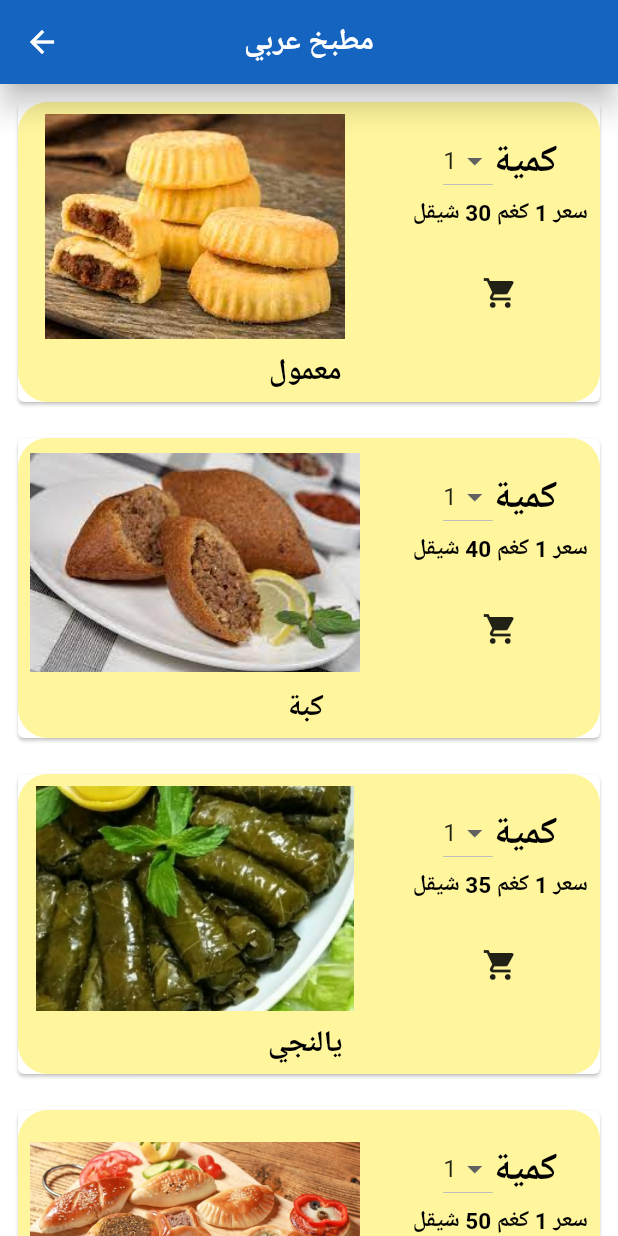
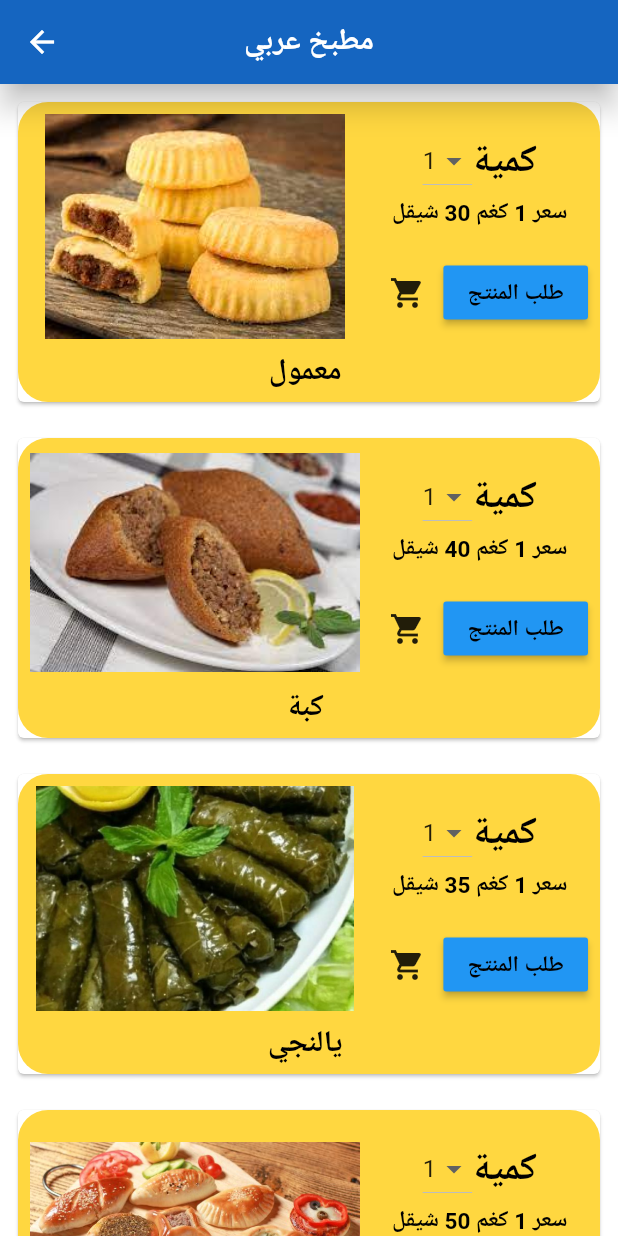
Before and after one commit to mohammadfaidi/DSCTASK5-Task6, a Flutter app: the food screen opened directly, on a phone screen of 412 x 824 dp. Run offline on Flutter 3.47's test engine with Material 2 defaults, Android fonts, the phone set to English and light mode, and no system bars.

Commit message:
Update food.dart

```diff
--- a/lib/pages/food.dart
+++ b/lib/pages/food.dart
@@ -31,7 +31,7 @@ class _MyHomePageState extends State<food> {
  //var w = Colors.black;
  var r = Colors.redAccent;
  var b1 = Colors.blue;
- var g = Colors.yellow[200];
+ //var g = Colors.amberAccent;
 
   @override
   Widget build(BuildContext context) {
@@ -73,7 +73,7 @@ width: MediaQuery.of(context).size.width,
 height: 200,
 decoration: BoxDecoration(
     borderRadius: BorderRadius.circular(20),
-    color: g,
+    color: Colors.amberAccent,
 
 ),
 child: Column(
@@ -131,7 +131,9 @@ value: selectedNu,
               ),
             Text("$price",style: TextStyle(fontSize: 15,fontWeight:FontWeight.bold,color:Colors.black),),
             SizedBox(height:20),
-         IconButton(icon: Icon(Icons.shopping_cart), onPressed: (){
+            Row(
+              children:[
+  IconButton(icon: Icon(Icons.shopping_cart), onPressed: (){
 
     Navigator.push(context,MaterialPageRoute(builder: (context)=>Data()
 
@@ -143,6 +145,20 @@ value: selectedNu,
 
 
          ),
+RaisedButton(onPressed: (){
+ Navigator.push(context,MaterialPageRoute(builder: (context)=>Data()
+
+          )
+
+          );
+
+},
+color:Colors.blue,
+child: Text("طلب المنتج",style: TextStyle(color: Colors.black,fontSize: 15,fontWeight: FontWeight.bold),),
+),
+              ]
+            ),
+
             ],
           )
 ],
```
